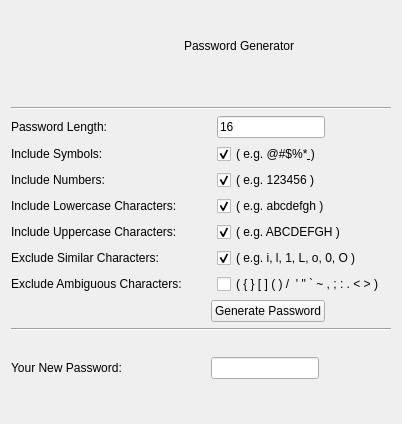
Qt form generatepassword.ui (Bloc10FinTech/blockpad) before a commit.
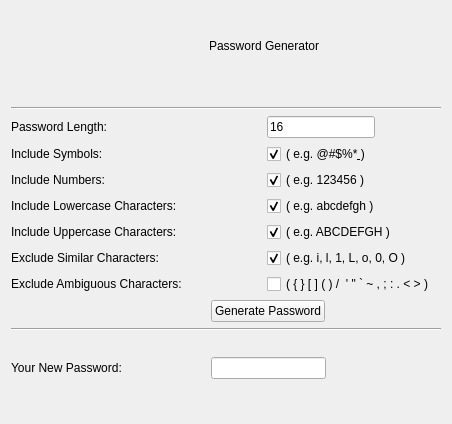
The same form after that commit.

What changed in the file:
```diff
--- a/generatepassword.ui
+++ b/generatepassword.ui
@@ -6,7 +6,7 @@
    <rect>
     <x>0</x>
     <y>0</y>
-    <width>402</width>
+    <width>452</width>
     <height>424</height>
    </rect>
   </property>
@@ -81,20 +81,20 @@
      <item>
       <widget class="QLabel" name="labelPasswLength">
        <property name="sizePolicy">
-        <sizepolicy hsizetype="Fixed" vsizetype="Preferred">
+        <sizepolicy hsizetype="Preferred" vsizetype="Preferred">
          <horstretch>0</horstretch>
          <verstretch>0</verstretch>
         </sizepolicy>
        </property>
        <property name="minimumSize">
         <size>
-         <width>200</width>
+         <width>250</width>
          <height>0</height>
         </size>
        </property>
        <property name="maximumSize">
         <size>
-         <width>150</width>
+         <width>16777215</width>
          <height>16777215</height>
         </size>
        </property>
@@ -130,20 +130,20 @@
      <item>
       <widget class="QLabel" name="labelSymbols">
        <property name="sizePolicy">
-        <sizepolicy hsizetype="Fixed" vsizetype="Preferred">
+        <sizepolicy hsizetype="Preferred" vsizetype="Preferred">
          <horstretch>0</horstretch>
          <verstretch>0</verstretch>
         </sizepolicy>
        </property>
        <property name="minimumSize">
         <size>
-         <width>200</width>
+         <width>250</width>
          <height>0</height>
         </size>
        </property>
        <property name="maximumSize">
         <size>
-         <width>150</width>
+         <width>16777215</width>
          <height>16777215</height>
         </size>
        </property>
@@ -182,20 +182,20 @@
      <item>
       <widget class="QLabel" name="labelNumbers">
        <property name="sizePolicy">
-        <sizepolicy hsizetype="Fixed" vsizetype="Preferred">
+        <sizepolicy hsizetype="Preferred" vsizetype="Preferred">
          <horstretch>0</horstretch>
          <verstretch>0</verstretch>
         </sizepolicy>
        </property>
        <property name="minimumSize">
         <size>
-         <width>200</width>
+         <width>250</width>
          <height>0</height>
         </size>
        </property>
        <property name="maximumSize">
         <size>
-         <width>150</width>
+         <width>16777215</width>
          <height>16777215</height>
         </size>
        </property>
@@ -234,20 +234,20 @@
      <item>
       <widget class="QLabel" name="labelLowercase">
        <property name="sizePolicy">
-        <sizepolicy hsizetype="Fixed" vsizetype="Preferred">
+        <sizepolicy hsizetype="Preferred" vsizetype="Preferred">
          <horstretch>0</horstretch>
          <verstretch>0</verstretch>
         </sizepolicy>
        </property>
        <property name="minimumSize">
         <size>
-         <width>200</width>
+         <width>250</width>
          <height>0</height>
         </size>
        </property>
        <property name="maximumSize">
         <size>
-         <width>150</width>
+         <width>16777215</width>
          <height>16777215</height>
         </size>
        </property>
@@ -286,20 +286,20 @@
      <item>
       <widget class="QLabel" name="labelUppercase">
        <property name="sizePolicy">
-        <sizepolicy hsizetype="Fixed" vsizetype="Preferred">
+        <sizepolicy hsizetype="Preferred" vsizetype="Preferred">
          <horstretch>0</horstretch>
          <verstretch>0</verstretch>
         </sizepolicy>
        </property>
        <property name="minimumSize">
         <size>
-         <width>200</width>
+         <width>250</width>
          <height>0</height>
         </size>
        </property>
        <property name="maximumSize">
         <size>
-         <width>150</width>
+         <width>16777215</width>
          <height>16777215</height>
         </size>
        </property>
@@ -338,20 +338,20 @@
      <item>
       <widget class="QLabel" name="labelSimilar">
        <property name="sizePolicy">
-        <sizepolicy hsizetype="Fixed" vsizetype="Preferred">
+        <sizepolicy hsizetype="Preferred" vsizetype="Preferred">
          <horstretch>0</horstretch>
          <verstretch>0</verstretch>
         </sizepolicy>
        </property>
        <property name="minimumSize">
         <size>
-         <width>200</width>
+         <width>250</width>
          <height>0</height>
         </size>
        </property>
        <property name="maximumSize">
         <size>
-         <width>150</width>
+         <width>16777215</width>
          <height>16777215</height>
         </size>
        </property>
@@ -390,20 +390,20 @@
      <item>
       <widget class="QLabel" name="labelAmbiguous">
        <property name="sizePolicy">
-        <sizepolicy hsizetype="Fixed" vsizetype="Preferred">
+        <sizepolicy hsizetype="Preferred" vsizetype="Preferred">
          <horstretch>0</horstretch>
          <verstretch>0</verstretch>
         </sizepolicy>
        </property>
        <property name="minimumSize">
         <size>
-         <width>200</width>
+         <width>250</width>
          <height>0</height>
         </size>
        </property>
        <property name="maximumSize">
         <size>
-         <width>150</width>
+         <width>16777215</width>
          <height>16777215</height>
         </size>
        </property>
```
